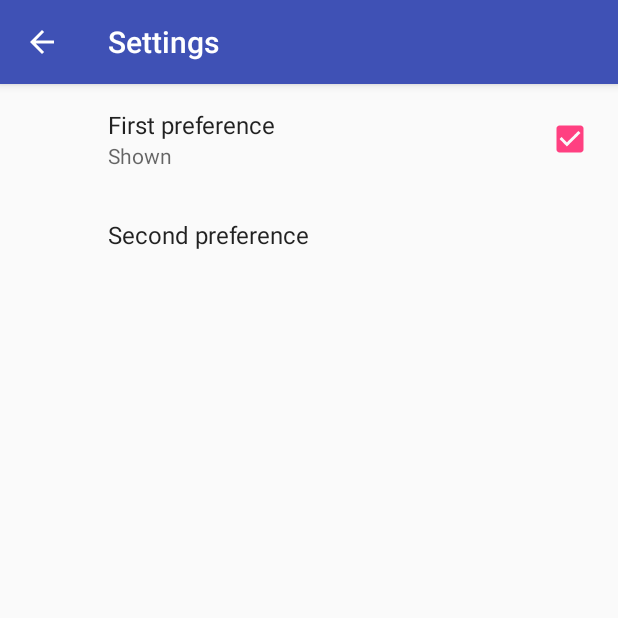
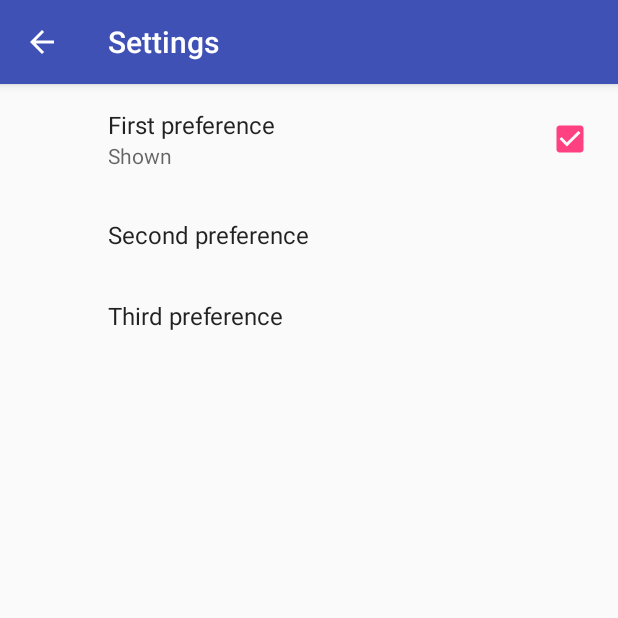
Before and after one commit to OlyaFilatova/SimplyPreferences, an Android app: the screen it shows after launch (SettingsActivity), in the options menu, after a tap on "Settings", on a phone screen of 412 x 824 dp, the top half of it. Run offline under Robolectric (Android 15) with nearby library versions, the phone set to English and light mode, and no system bars; our stand-ins replace androidx.preference.

Commit message:
Added EditTextPreference

```diff
--- a/SimplyPreferences/app/src/main/java/com/miymayster/simplypreferences/MainActivity.java
+++ b/SimplyPreferences/app/src/main/java/com/miymayster/simplypreferences/MainActivity.java
@@ -17,6 +17,7 @@ public class MainActivity extends AppCompatActivity implements SharedPreferences
 
     TextView firstTextView;
     TextView secondTextView;
+    TextView thirdTextView;
     @Override
     protected void onCreate(Bundle savedInstanceState) {
         super.onCreate(savedInstanceState);
@@ -25,6 +26,8 @@ public class MainActivity extends AppCompatActivity implements SharedPreferences
         firstTextView = (TextView) findViewById(R.id.first_tv);
         // TODO (44) Saving reference to our dummy TextView
         secondTextView = (TextView) findViewById(R.id.second_tv);
+        // TODO (75) Saving reference to our dummy TextView
+        thirdTextView = (TextView) findViewById(R.id.third_tv);
 
         setupSharedPreferences();
     }
@@ -35,6 +38,8 @@ public class MainActivity extends AppCompatActivity implements SharedPreferences
         updateFirstTextView(sharedPreferences);
         // TODO (45) update second TextView accordingly
         updateSecondTextView(sharedPreferences);
+        // TODO (76) update third TextView accordingly
+        updateThirdTextView(sharedPreferences);
 
         // TODO (34) register change listener for shared preferences
         sharedPreferences.registerOnSharedPreferenceChangeListener(this);
@@ -56,6 +61,11 @@ public class MainActivity extends AppCompatActivity implements SharedPreferences
         // TODO (46) Save value of second preference into variable
         String secondPreferenceValue = sharedPreferences.getString(getString(R.string.second_preference_key), getString(R.string.second_preference_default_value));
         secondTextView.setText(getString(R.string.second_preference_label) + " - " + secondPreferenceValue);
+    }
+    private void updateThirdTextView(SharedPreferences sharedPreferences){
+        // TODO (77) Save value of third preference into variable
+        String thirdPreferenceValue = sharedPreferences.getString(getString(R.string.third_preference_key), getString(R.string.third_preference_default_value));
+        thirdTextView.setText(getString(R.string.third_preference_label) + " - " + thirdPreferenceValue);
     }
 
     // TODO (7): Bind /menu/menu_item.xml to MainActivity
@@ -86,6 +96,9 @@ public class MainActivity extends AppCompatActivity implements SharedPreferences
         }else if(key.equals(getString(R.string.second_preference_key))){
             // TODO (47) update view accordingly
             updateSecondTextView(sharedPreferences);
+        }else if(key.equals(getString(R.string.third_preference_key))){
+            // TODO (78) update view accordingly
+            updateThirdTextView(sharedPreferences);
         }
     }
 
--- a/SimplyPreferences/app/src/main/java/com/miymayster/simplypreferences/SettingsFragment.java
+++ b/SimplyPreferences/app/src/main/java/com/miymayster/simplypreferences/SettingsFragment.java
@@ -3,6 +3,7 @@ package com.miymayster.simplypreferences;
 import android.content.SharedPreferences;
 import android.os.Bundle;
 import android.support.v7.preference.CheckBoxPreference;
+import android.support.v7.preference.EditTextPreference;
 import android.support.v7.preference.ListPreference;
 import android.support.v7.preference.Preference;
 import android.support.v7.preference.PreferenceFragmentCompat;
@@ -55,6 +56,13 @@ public class SettingsFragment extends PreferenceFragmentCompat implements Shared
                 listPreference.setSummary(listPreference.getEntries()[valueIndex]);
             }
         }
+        // TODO (79) check that preference is an instance of EditTextPreference class
+        else if(preference instanceof EditTextPreference){
+            // TODO (80) cast preference to EditTextPreference
+            EditTextPreference editTextPreference = (EditTextPreference) preference;
+            // TODO (81) set summary equal to value
+            editTextPreference.setSummary(value);
+        }
     }
 
     // TODO (62) implement onSharedPreferenceChanged
--- a/SimplyPreferences/app/src/main/res/layout/activity_main.xml
+++ b/SimplyPreferences/app/src/main/res/layout/activity_main.xml
@@ -19,5 +19,12 @@
         android:layout_height="wrap_content"
         android:padding="16dp"
         android:text="@string/first_preference_label" />
+    <!-- TODO (74) Create dummy TextView to show that our third shared preference works -->
+    <TextView
+        android:id="@+id/third_tv"
+        android:layout_width="match_parent"
+        android:layout_height="wrap_content"
+        android:padding="16dp"
+        android:text="@string/third_preference_label" />
 
 </LinearLayout>
--- a/SimplyPreferences/app/src/main/res/values/strings.xml
+++ b/SimplyPreferences/app/src/main/res/values/strings.xml
@@ -14,19 +14,26 @@
     <!-- TODO (35) create label for second preference-->
     <string name="second_preference_label">Second preference</string>
     <!-- TODO (36) create key for second preference-->
-    <string name="second_preference_key">second_preference</string>
+    <string name="second_preference_key" translatable="false">second_preference</string>
     <!-- TODO (37) create value for first entry of the second preference-->
-    <string name="second_preference_first_entry_value">first_entry</string>
+    <string name="second_preference_first_entry_value" translatable="false">first_entry</string>
     <!-- TODO (38) create label for first entry of the second preference-->
     <string name="second_preference_first_entry_label">First entry</string>
     <!-- TODO (37) create value for second entry of the second preference-->
-    <string name="second_preference_second_entry_value">second_entry</string>
+    <string name="second_preference_second_entry_value" translatable="false">second_entry</string>
     <!-- TODO (38) create label for second entry of the second preference-->
     <string name="second_preference_second_entry_label">Second entry</string>
     <!-- TODO (37) create value for third entry of the second preference-->
-    <string name="second_preference_third_entry_value">third_entry</string>
+    <string name="second_preference_third_entry_value" translatable="false">third_entry</string>
     <!-- TODO (38) create label for third entry of the second preference-->
     <string name="second_preference_third_entry_label">Third entry</string>
     <!-- TODO (39) create default value for second preference-->
-    <string name="second_preference_default_value">@string/second_preference_first_entry_value</string>
+    <string name="second_preference_default_value" translatable="false">@string/second_preference_first_entry_value</string>
+
+    <!-- TODO (70) create default value for third preference -->
+    <string name="third_preference_default_value">Third preference default value</string>
+    <!-- TODO (71) create key for third preference -->
+    <string name="third_preference_key" translatable="false">third_preference</string>
+    <!-- TODO (72) create label for third preference -->
+    <string name="third_preference_label">Third preference</string>
 </resources>
--- a/SimplyPreferences/app/src/main/res/xml/pref_settings.xml
+++ b/SimplyPreferences/app/src/main/res/xml/pref_settings.xml
@@ -17,4 +17,10 @@
         android:entryValues="@array/second_preference_entry_values"
         android:key="@string/second_preference_key"
         android:title="@string/second_preference_label" />
+    <!-- TODO (73) Create third preference, EditTextPreference -->
+    <EditTextPreference
+        android:defaultValue="@string/third_preference_default_value"
+        android:key="@string/third_preference_key"
+        android:title="@string/third_preference_label" />
+
 </PreferenceScreen>
```
